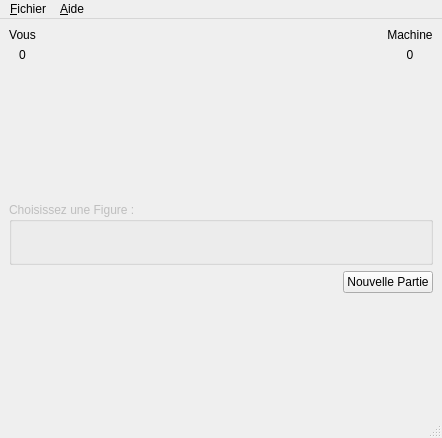
Old version of the form chifoumivue.ui in the repository RemiDup1/SAE_2.01.
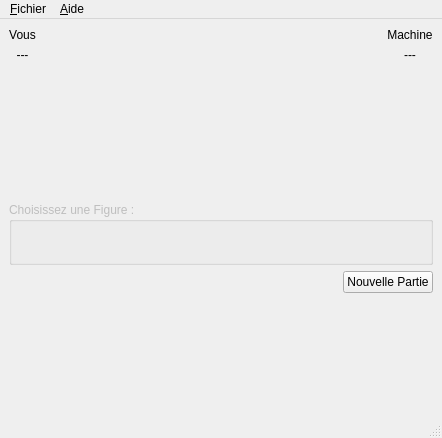
New version of the form. Icons and pictures are not drawn.

Commit message: implementation de la V1 sur QT

```diff
--- a/chifoumivue.ui
+++ b/chifoumivue.ui
@@ -49,7 +49,7 @@
           <item>
            <widget class="QLabel" name="ScoreVous">
             <property name="text">
-             <string>0</string>
+             <string>---</string>
             </property>
             <property name="alignment">
              <set>Qt::AlignCenter</set>
@@ -147,7 +147,7 @@
           <item>
            <widget class="QLabel" name="ScoreMachine">
             <property name="text">
-             <string>0</string>
+             <string>---</string>
             </property>
             <property name="alignment">
              <set>Qt::AlignCenter</set>
```
Left out of the diff: 23 changed lines with no effect on the pictures. The commit also changes 2 other files.
